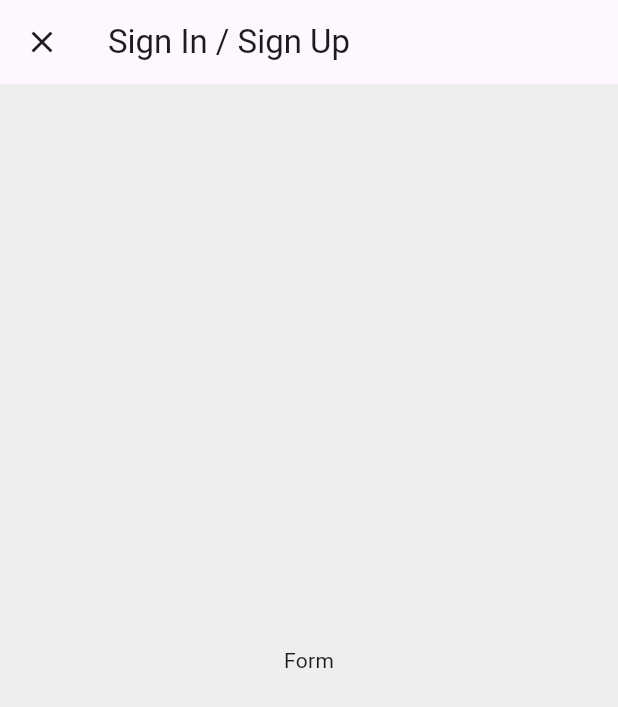
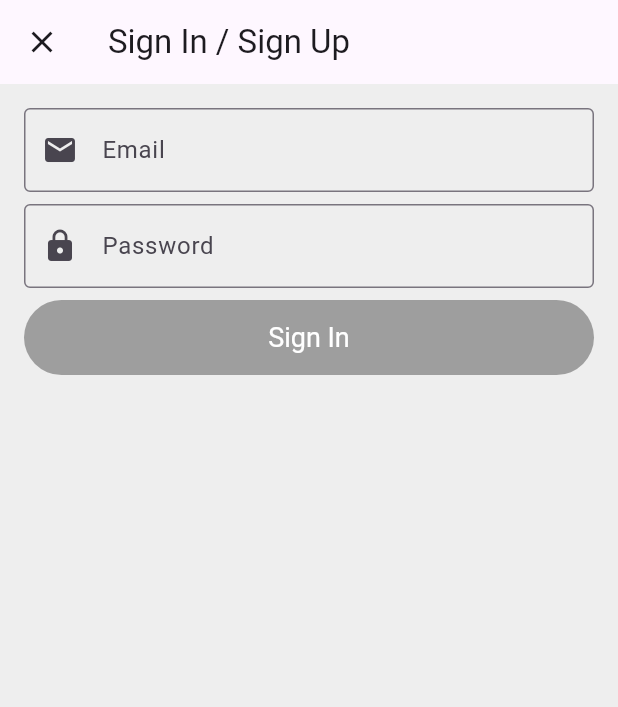
Before and after one commit to selinihtyr/chat_with_me-master, a Flutter app: the screen it shows after launch, after a tap on "Login With Email and Password", on a phone screen of 412 x 824 dp. Shown: the top 707 px of the screen. Run offline on Flutter 3.47's test engine with Material 3 defaults, Android fonts, the phone set to English and light mode, and no system bars; our stand-ins replace firebase_auth, firebase_core, get_it, google_sign_in; accounts and stored records are empty.

Commit message:
feat: implement email and password sign-in form part 2

```diff
--- a/lib/pages/sign_in/email_password_signin_and_signup.dart
+++ b/lib/pages/sign_in/email_password_signin_and_signup.dart
@@ -1,3 +1,4 @@
+import 'package:chat_with_me/widgets/social_login_button.dart';
 import 'package:flutter/material.dart';
 
 class EmailPasswordSigninAndSignUp extends StatefulWidget {
@@ -10,16 +11,64 @@ class EmailPasswordSigninAndSignUp extends StatefulWidget {
 
 class _EmailPasswordSigninAndSignUpState
     extends State<EmailPasswordSigninAndSignUp> {
+
+  late String _email, _password;
+  final _formKey = GlobalKey<FormState>();
+
+  _formSubmit(BuildContext context) {
+      _formKey.currentState!.save();
+      debugPrint('Email: $_email, Password: $_password');
+  }
+
   @override
   Widget build(BuildContext context) {
     return Scaffold(
-      appBar: AppBar(
-        title: const Text('Sign In / Sign Up')
-      ),
-      backgroundColor: Colors.grey.shade200,
-      body: Center(
-        child: Text('Form'),
-      )
-    );
+        appBar: AppBar(title: const Text('Sign In / Sign Up')),
+        backgroundColor: Colors.grey.shade200,
+        body: SingleChildScrollView(
+          child: Form(
+            child: Padding(
+              padding: const EdgeInsets.all(16.0),
+              child: Column(
+                  key: _formKey,
+                  children: [
+                TextFormField(
+                  keyboardType: TextInputType.emailAddress,
+                  decoration: const InputDecoration(
+                    labelText: 'Email',
+                    hintText: 'Email',
+                    border: OutlineInputBorder(),
+                    prefixIcon: Icon(Icons.email),
+                  ),
+                  onSaved: (String? enteredEmail){
+                    _email = enteredEmail!;
+                  },
+                ),
+                const SizedBox(height: 8),
+                TextFormField(
+                  obscureText: true,
+                  decoration: const InputDecoration(
+                    labelText: 'Password',
+                    hintText: 'Password',
+                    border: OutlineInputBorder(),
+                    prefixIcon: Icon(Icons.lock),
+                  ),
+                  onSaved: (String? enteredPassword){
+                    _password = enteredPassword!;
+                  },
+                ),
+                const SizedBox(height: 8),
+                SocialLoginButton(
+                  onPressed: () => _formSubmit(context),
+                  buttonColor: Colors.grey,
+                  text: 'Sign In',
+                  height: 50,
+                  fontSize: 18, icon: null,
+
+                ),
+              ]),
+            ),
+          ),
+        ));
   }
 }
--- a/lib/repository/user_repository.dart
+++ b/lib/repository/user_repository.dart
@@ -48,4 +48,10 @@ class UserRepository implements AuthBase {
       return null;
     }
   }
+
+  @override
+  Future<AppUser?> signInWithEmailAndPassword(String email, String password) {
+    // TODO: implement signInWithEmailAndPassword
+    throw UnimplementedError();
+  }
 }
--- a/lib/services/auth_base.dart
+++ b/lib/services/auth_base.dart
@@ -5,4 +5,5 @@ abstract class AuthBase {
   Future<AppUser?> signInAnonymously();
   Future<bool> signOut();
   Future<AppUser?> signInWithGoogle();
+  Future<AppUser?> signInWithEmailAndPassword(String email, String password);
 }
--- a/lib/services/fake_authentication_service.dart
+++ b/lib/services/fake_authentication_service.dart
@@ -22,4 +22,10 @@ class FakeAuthenticationService implements AuthBase {
   Future<AppUser?> signInWithGoogle() {
     return Future.value(AppUser(uid: userID));
   }
+
+  @override
+  Future<AppUser?> signInWithEmailAndPassword(String email, String password) {
+    // TODO: implement signInWithEmailAndPassword
+    throw UnimplementedError();
+  }
 }
--- a/lib/services/firebase_auth_services.dart
+++ b/lib/services/firebase_auth_services.dart
@@ -68,4 +68,10 @@ class FirebaseAuthServices implements AuthBase {
       return null;
     }
   }
+
+  @override
+  Future<AppUser?> signInWithEmailAndPassword(String email, String password) {
+    // TODO: implement signInWithEmailAndPassword
+    throw UnimplementedError();
+  }
 }
--- a/lib/viewmodel/user_view_model.dart
+++ b/lib/viewmodel/user_view_model.dart
@@ -80,4 +80,10 @@ class UserViewModel with ChangeNotifier implements AuthBase{
       state = ViewState.IDLE;
     }
   }
+
+  @override
+  Future<AppUser?> signInWithEmailAndPassword(String email, String password) {
+    // TODO: implement signInWithEmailAndPassword
+    throw UnimplementedError();
+  }
 }
```
